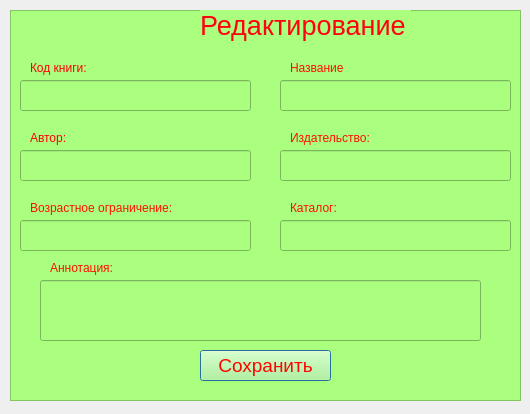
The window that forms/Редактирование_книги.ui (julik002/biblioteka) describes before a commit, drawn with Qt 5.
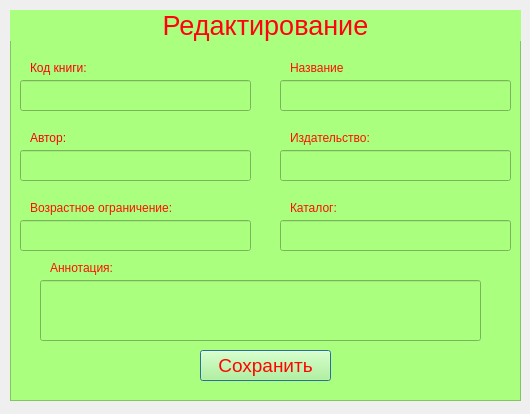
The same window after the commit.

Patch:
```diff
--- a/forms/Редактирование_книги.ui
+++ b/forms/Редактирование_книги.ui
@@ -35,9 +35,9 @@
    <widget class="QLabel" name="label">
     <property name="geometry">
      <rect>
-      <x>190</x>
+      <x>0</x>
       <y>0</y>
-      <width>211</width>
+      <width>511</width>
       <height>31</height>
      </rect>
     </property>
@@ -52,6 +52,9 @@
     <property name="text">
      <string>Редактирование</string>
     </property>
+    <property name="alignment">
+     <set>Qt::AlignCenter</set>
+    </property>
    </widget>
    <widget class="QLineEdit" name="lineEdit_code">
     <property name="geometry">
```
